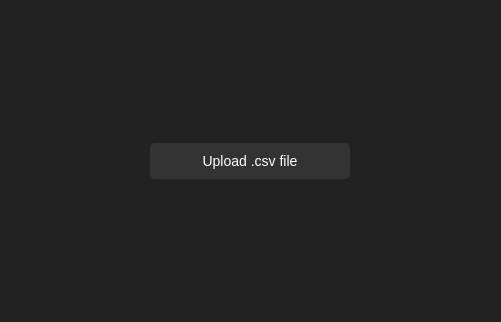
This is QtDesigner Projects/emailSender/main.ui in SCORPIA2004/Alphonse as Qt 5 draws it before an edit. The edited form follows.
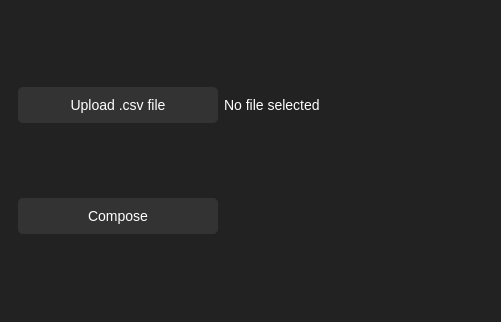
This is the edited form. The open tabs and pages were chosen to show the change.

What changed in the file:
```diff
--- a/QtDesigner Projects/emailSender/main.ui
+++ b/QtDesigner Projects/emailSender/main.ui
@@ -114,6 +114,32 @@
           </property>
          </widget>
         </item>
+        <item row="0" column="1">
+         <widget class="QLabel" name="labelFileName">
+          <property name="maximumSize">
+           <size>
+            <width>300</width>
+            <height>20</height>
+           </size>
+          </property>
+          <property name="text">
+           <string>No file selected</string>
+          </property>
+         </widget>
+        </item>
+        <item row="1" column="0">
+         <widget class="QPushButton" name="pushButtonCompose">
+          <property name="maximumSize">
+           <size>
+            <width>200</width>
+            <height>16777215</height>
+           </size>
+          </property>
+          <property name="text">
+           <string>Compose</string>
+          </property>
+         </widget>
+        </item>
        </layout>
       </widget>
       <widget class="QWidget" name="page">
```
Left out of the diff: 12 changed lines with no effect on the pictures.
